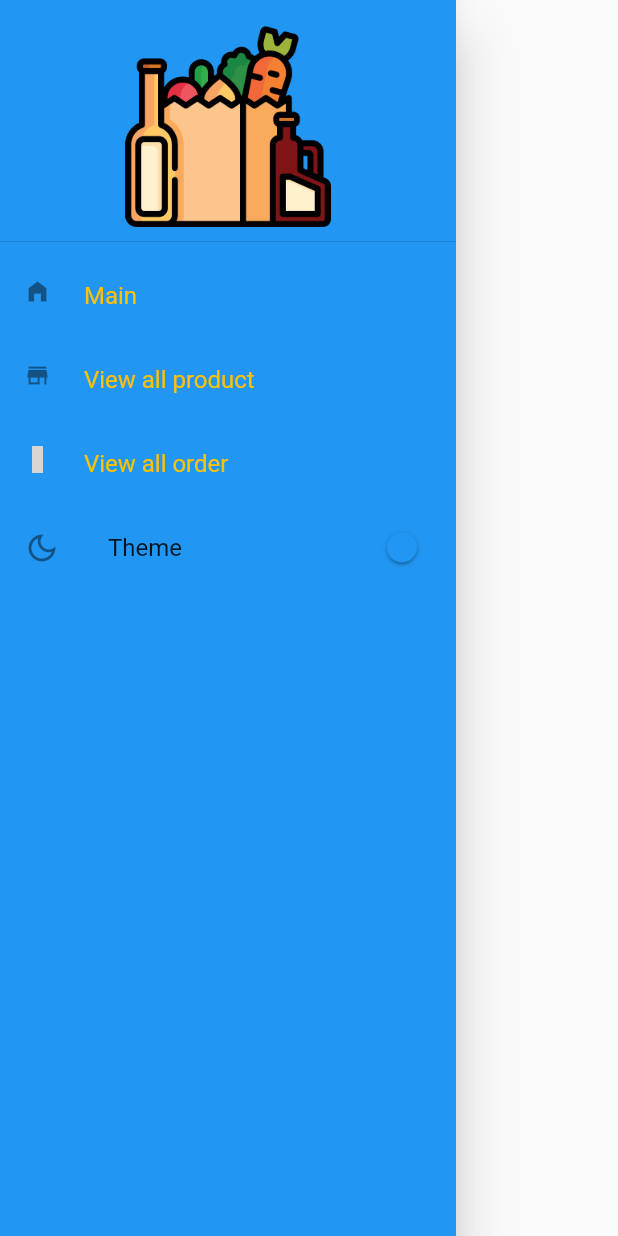
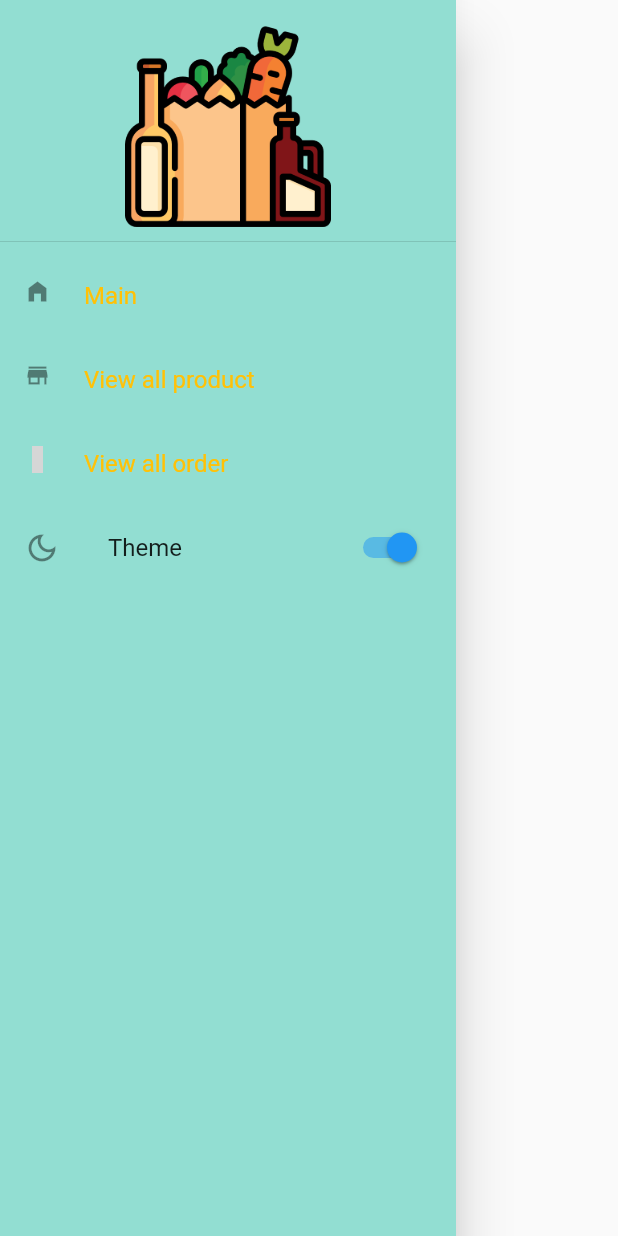
Before and after one commit to Devsaci/grocery_app_adminpanel_hadji_V1, a Flutter app: the SideMenu widget shown alone on an empty page, opened directly, on a phone screen of 412 x 824 dp. Run offline on Flutter 3.47's test engine with Material 2 defaults, Android fonts, the phone set to English and light mode, and no system bars; our stand-ins replace iconly; grey boxes are pictures that could not be loaded.

Commit message:
Color.fromARGB(255, 146, 222, 210),

```diff
--- a/lib/widgets/side_menu.dart
+++ b/lib/widgets/side_menu.dart
@@ -14,7 +14,7 @@ class _SideMenuState extends State<SideMenu> {
   @override
   Widget build(BuildContext context) {
     return Drawer(
-      backgroundColor: Colors.blue,
+      backgroundColor: Color.fromARGB(255, 146, 222, 210),
       child: ListView(
         children: [
           DrawerHeader(
```
